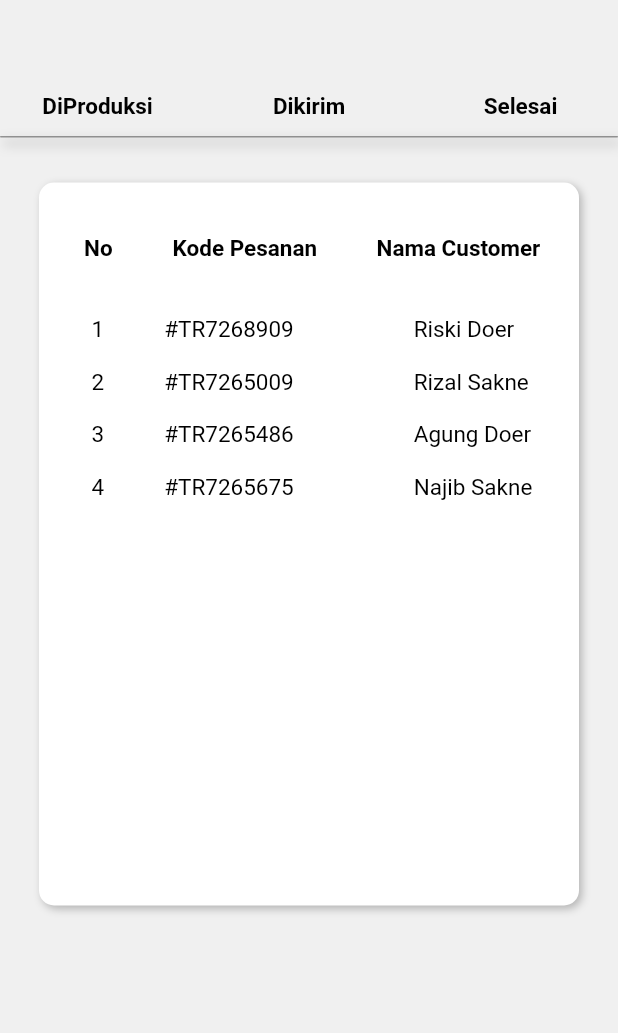
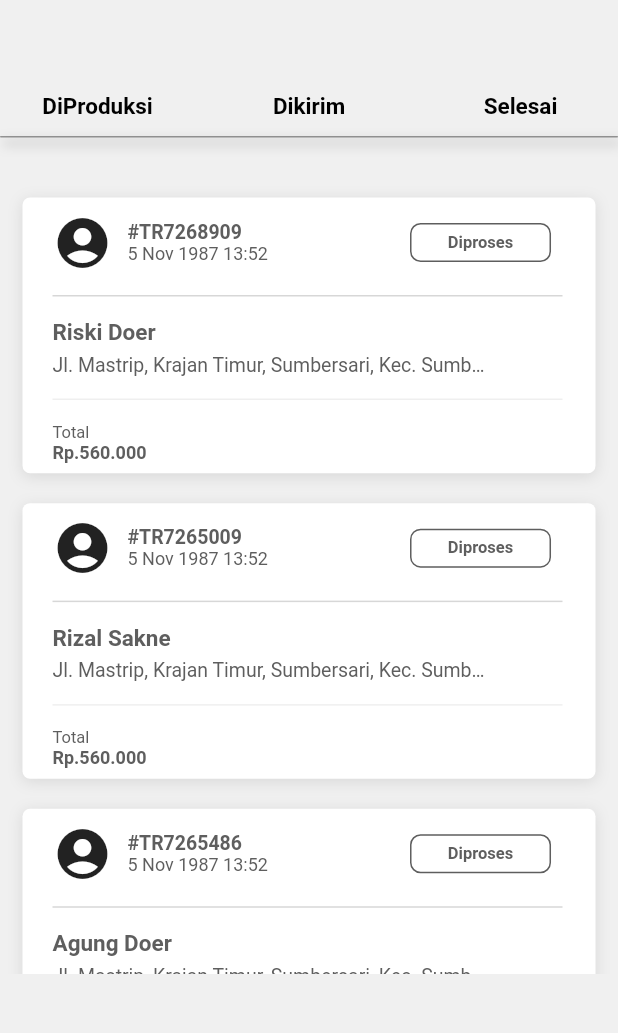
Before and after one commit to FathurrahmanDwiK2002/WG-Optical-Mobile, a Flutter app: the pesananSaya screen opened directly, on a phone screen of 412 x 824 dp, the part 89-1122 px from its top. Run offline on Flutter 3.47's test engine with Material 2 defaults, Android fonts, the phone set to English and light mode, and no system bars; our stand-ins replace get, hive, hive_flutter, modal_bottom_sheet; accounts and stored records are empty; Roboto replaces fonts that are missing (Montserrat).

Commit message:
Perubahan Layout list produksi

```diff
--- a/lib/pesanan_saya/slideFramePesanan/Produksi.dart
+++ b/lib/pesanan_saya/slideFramePesanan/Produksi.dart
@@ -14,100 +14,44 @@ class Produksi extends StatefulWidget {
 
 class _ProduksiState extends State<Produksi> {
   final List<KacaMataItem> listKacaMata = [
-    KacaMataItem(Waktu: 'Riski Doer', title: '#TR7268909', subtitle: '1'),
-    KacaMataItem(Waktu: 'Rizal Sakne', title: '#TR7265009', subtitle: '2'),
-    KacaMataItem(Waktu: 'Agung Doer', title: '#TR7265486', subtitle: '3'),
-    KacaMataItem(Waktu: 'Najib Sakne', title: '#TR7265675', subtitle: '4')
+    KacaMataItem(
+        Waktu: 'Riski Doer',
+        title: '#TR7268909',
+        subtitle:
+            'Jl. Mastrip, Krajan Timur, Sumbersari, Kec. Sumbersari, Kabupaten Jember, Jawa Timur 68121'),
+    KacaMataItem(
+        Waktu: 'Rizal Sakne',
+        title: '#TR7265009',
+        subtitle:
+            'Jl. Mastrip, Krajan Timur, Sumbersari, Kec. Sumbersari, Kabupaten Jember, Jawa Timur 68121'),
+    KacaMataItem(
+        Waktu: 'Agung Doer',
+        title: '#TR7265486',
+        subtitle:
+            'Jl. Mastrip, Krajan Timur, Sumbersari, Kec. Sumbersari, Kabupaten Jember, Jawa Timur 68121'),
+    KacaMataItem(
+        Waktu: 'Najib Sakne',
+        title: '#TR7265675',
+        subtitle:
+            'Jl. Mastrip, Krajan Timur, Sumbersari, Kec. Sumbersari, Kabupaten Jember, Jawa Timur 68121')
   ];
 
   @override
   Widget build(BuildContext context) {
+    final screenHeight = MediaQuery.of(context).size.height;
+    final screenWidth = MediaQuery.of(context).size.width;
+    final appbar = AppBar(
+      backgroundColor: Color(0xfff0f0f0),
+      elevation: 0,
+      toolbarHeight: 0,
+    );
+
+    final heightPhone = screenHeight -
+        appbar.preferredSize.height -
+        MediaQuery.of(context).padding.top;
     return Container(
-      width: 360,
-      height: (MediaQuery.of(context).size.height / 2) - (-70),
-      decoration: BoxDecoration(
-        borderRadius: BorderRadius.circular(10),
-        boxShadow: [
-          BoxShadow(
-            color: Color(0x3f000000),
-            blurRadius: 4,
-            offset: Offset(2, 2),
-          ),
-        ],
-        color: Colors.white,
-      ),
-      child: Column(
-        children: [
-          SizedBox(
-            height: 35,
-          ),
-          Row(
-            mainAxisAlignment: MainAxisAlignment.spaceBetween,
-            crossAxisAlignment: CrossAxisAlignment.start,
-            children: [
-              Container(
-                child: Padding(
-                  padding: const EdgeInsets.only(
-                    left: 30,
-                  ),
-                  child: Text(
-                    'No',
-                    style: TextStyle(
-                      color: Colors.black,
-                      fontSize: 15,
-                      fontFamily: "Montserrat",
-                      fontWeight: FontWeight.w700,
-                    ),
-                  ),
-                ),
-                width: 65,
-              ),
-              Container(
-                child: Padding(
-                  padding: const EdgeInsets.only(left: 24),
-                  child: Text(
-                    "Kode Pesanan",
-                    style: TextStyle(
-                      color: Colors.black,
-                      fontSize: 15,
-                      fontFamily: "Montserrat",
-                      fontWeight: FontWeight.w700,
-                    ),
-                  ),
-                ),
-                width: 150,
-              ),
-              Container(
-                child: Padding(
-                  padding: const EdgeInsets.only(left: 10.0),
-                  child: Text(
-                    "Nama Customer",
-                    style: TextStyle(
-                      color: Colors.black,
-                      fontSize: 15,
-                      fontFamily: "Montserrat",
-                      fontWeight: FontWeight.w700,
-                    ),
-                  ),
-                ),
-                width: 145,
-              )
-            ],
-          ),
-          Container(
-              height: (MediaQuery.of(context).size.height / 2) - 50.0,
-              width: MediaQuery.of(context).size.width,
-              child: ListView(
-                padding: EdgeInsets.only(top: 25.0),
-                children: [
-                  Padding(
-                    padding: EdgeInsets.only(
-                      left: 15.0,
-                      right: 15.0,
-                    ),
-                    child: Container(
-                      width: MediaQuery.of(context).size.width - 10.0,
-                      height: 500.0,
+      width: screenWidth,
+      height: heightPhone * 0.64,
       child: ListView(
         scrollDirection: Axis.vertical,
         children: [
@@ -116,18 +60,51 @@ class _ProduksiState extends State<Produksi> {
           }).toList()
         ],
       ),
-                    ),
-                  ),
-                ],
-              )),
-        ],
-      ),
     );
+// Container(
+//         // color: Colors.blue,
+//         height: (MediaQuery.of(context).size.height / 2) - 10.0,
+//         width: MediaQuery.of(context).size.width,
+//         child: ListView(
+//           padding: EdgeInsets.only(top: 25.0),
+//           children: [
+//             Padding(
+//               padding: EdgeInsets.only(
+//                 left: 15.0,
+//                 right: 15.0,
+//               ),
+//               child: Container(
+//                 // color: Colors.amber,
+//                 width: MediaQuery.of(context).size.width - 10.0,
+//                 height: 500.0,
+//                 child: ListView(
+//                   scrollDirection: Axis.vertical,
+//                   children: [
+//                     ...listKacaMata.map((e) {
+//                       return _listkacamata(e);
+//                     }).toList()
+//                   ],
+//                 ),
+//               ),
+//             ),
+//           ],
+//         ));
   }
 
   Widget _listkacamata(KacaMataItem cItem) {
+    final screenHeight = MediaQuery.of(context).size.height;
+    final screenWidth = MediaQuery.of(context).size.width;
+    final appbar = AppBar(
+      backgroundColor: Color(0xfff0f0f0),
+      elevation: 0,
+      toolbarHeight: 0,
+    );
+
+    final heightPhone = screenHeight -
+        appbar.preferredSize.height -
+        MediaQuery.of(context).padding.top;
     return Padding(
-      padding: EdgeInsets.only(left: 10.0, right: 5.0, top: 5),
+      padding: const EdgeInsets.only(top: 10, bottom: 10, left: 15, right: 15),
       child: GestureDetector(
         onTap: () {
           Navigator.of(context).push(MaterialPageRoute(
@@ -135,51 +112,210 @@ class _ProduksiState extends State<Produksi> {
           // print(cItem.title.toString());
         },
         child: Container(
+          width: 200,
+          height: heightPhone * 0.223,
           decoration: BoxDecoration(
-            borderRadius: BorderRadius.circular(15.0),
+            borderRadius: BorderRadius.circular(5),
+            boxShadow: [
+              BoxShadow(
+                color: Color(0x19000000),
+                blurRadius: 8,
+                offset: Offset(0, 2),
               ),
-          height: 30.0,
-          width: 150.0,
-          child: Row(
-            crossAxisAlignment: CrossAxisAlignment.center,
+            ],
+            color: Colors.white,
+          ),
+          child: Padding(
+            padding:
+                const EdgeInsets.only(left: 20, right: 20, top: 10, bottom: 5),
+            child: Column(
+              crossAxisAlignment: CrossAxisAlignment.start,
+              children: [
+                Row(
+                  children: [
+                    Icon(
+                      Icons.account_circle_rounded,
+                      size: 40,
+                    ),
+                    SizedBox(
+                      width: 10,
+                    ),
+                    Column(
+                      crossAxisAlignment: CrossAxisAlignment.start,
                       mainAxisAlignment: MainAxisAlignment.start,
                       children: [
-              Padding(
-                padding: EdgeInsets.only(left: 10.0),
-                child: Text(
-                  cItem.subtitle!,
+                        Text(
+                          cItem.title!,
                           style: TextStyle(
+                            color: Color(0xff5e5e5e),
+                            fontSize: 13,
                             fontFamily: "Montserrat",
-                      color: Colors.black,
-                      fontSize: 15.0),
+                            fontWeight: FontWeight.w700,
                           ),
                         ),
-              Padding(
-                padding: EdgeInsets.only(left: 40.0),
+                        Text(
+                          "5 Nov 1987 13:52",
+                          style: TextStyle(
+                            color: Color(0xff5e5e5e),
+                            fontSize: 12,
+                          ),
+                        ),
+                      ],
+                    ),
+                    SizedBox(
+                      width: MediaQuery.of(context).size.width * 0.23,
+                    ),
+                    Container(
+                      width: 94,
+                      height: 26,
+                      decoration: BoxDecoration(
+                        borderRadius: BorderRadius.circular(7),
+                        border: Border.all(
+                          color: Color(0xff5e5e5e),
+                          width: 1,
+                        ),
+                      ),
+                      child: Center(
                         child: Text(
-                  cItem.title!,
+                          "Diproses",
                           style: TextStyle(
-                    color: Colors.black,
-                    fontSize: 15.0,
+                            color: Color(0xff5e5e5e),
+                            fontSize: 11,
                             fontFamily: "Montserrat",
+                            fontWeight: FontWeight.w600,
                           ),
                         ),
                       ),
-              Padding(
-                padding: EdgeInsets.only(left: 80.0),
-                child: Text(
+                    )
+                  ],
+                ),
+                SizedBox(
+                  height: 15,
+                ),
+                Container(
+                  width: 340,
+                  height: 1,
+                  color: Color(0x3f5e5e5e),
+                ),
+                SizedBox(
+                  height: 15,
+                ),
+                Text(
                   cItem.Waktu!,
                   style: TextStyle(
-                    color: Colors.black,
-                    fontSize: 15.0,
+                    color: Color(0xff5e5e5e),
+                    fontSize: 15,
                     fontFamily: "Montserrat",
+                    fontWeight: FontWeight.w700,
                   ),
                 ),
+                SizedBox(
+                  height: 5,
+                ),
+                Container(
+                  width: screenWidth * 0.7,
+                  child: Text(
+                    cItem.subtitle!,
+                    maxLines: 1,
+                    overflow: TextOverflow.ellipsis,
+                    style: TextStyle(
+                      color: Color(0xff5e5e5e),
+                      fontSize: 13,
+                    ),
+                  ),
+                ),
+                SizedBox(
+                  height: 15,
+                ),
+                Container(
+                  width: 340,
+                  height: 1,
+                  color: Color(0x195e5e5e),
+                ),
+                SizedBox(
+                  height: 15,
+                ),
+                Row(
+                  mainAxisAlignment: MainAxisAlignment.spaceBetween,
+                  children: [
+                    Column(
+                      crossAxisAlignment: CrossAxisAlignment.start,
+                      children: [
+                        Text(
+                          "Total",
+                          style: TextStyle(
+                            color: Color(0xff5e5e5e),
+                            fontSize: 11,
+                          ),
+                        ),
+                        Text(
+                          "Rp.560.000",
+                          style: TextStyle(
+                            color: Color(0xff5e5e5e),
+                            fontSize: 12,
+                            fontFamily: "Montserrat",
+                            fontWeight: FontWeight.w700,
+                          ),
+                        ),
+                      ],
+                    ),
+                  ],
                 ),
               ],
             ),
           ),
         ),
+      ),
     );
+    // return Padding(
+    //   padding: EdgeInsets.only(left: 10.0, right: 5.0, top: 5),
+    //   child: GestureDetector(
+    //     child: Container(
+    //       decoration: BoxDecoration(
+    //         borderRadius: BorderRadius.circular(15.0),
+    //       ),
+    //       height: 30.0,
+    //       width: 150.0,
+    //       child: Row(
+    //         crossAxisAlignment: CrossAxisAlignment.center,
+    //         mainAxisAlignment: MainAxisAlignment.start,
+    //         children: [
+    //           Padding(
+    //             padding: EdgeInsets.only(left: 10.0),
+    //             child: Text(
+    //               cItem.subtitle!,
+    //               style: TextStyle(
+    //                   fontFamily: "Montserrat",
+    //                   color: Colors.black,
+    //                   fontSize: 15.0),
+    //             ),
+    //           ),
+    //           Padding(
+    //             padding: EdgeInsets.only(left: 40.0),
+    //             child: Text(
+    //               cItem.title!,
+    //               style: TextStyle(
+    //                 color: Colors.black,
+    //                 fontSize: 15.0,
+    //                 fontFamily: "Montserrat",
+    //               ),
+    //             ),
+    //           ),
+    //           Padding(
+    //             padding: EdgeInsets.only(left: 80.0),
+    //             child: Text(
+    //               cItem.Waktu!,
+    //               style: TextStyle(
+    //                 color: Colors.black,
+    //                 fontSize: 15.0,
+    //                 fontFamily: "Montserrat",
+    //               ),
+    //             ),
+    //           ),
+    //         ],
+    //       ),
+    //     ),
+    //   ),
+    // );
   }
 }
```
Lines whose indentation alone changed are shown as unchanged.
